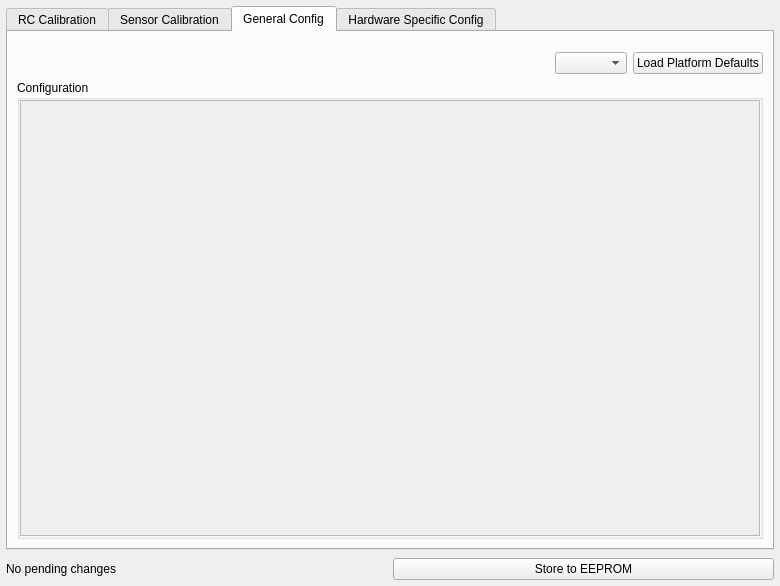
Above: src/ui/QGCVehicleConfig.ui from mavlink/qgroundcontrol before the change. Below: the same form after it.
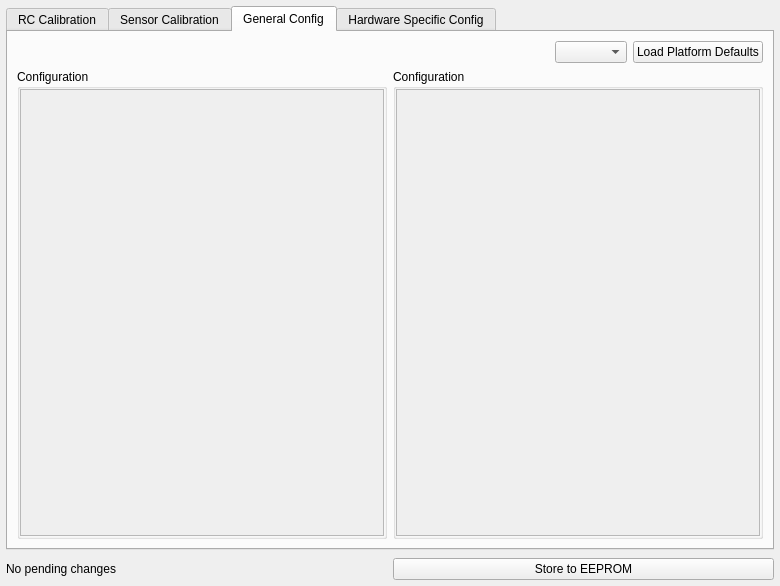
That is the form after the change. The open tabs and pages were chosen to show the change. Icons and pictures are not drawn.

Commit message: New ComboBox param configuration UI element, and qgw widgets for general APM configuration, battery and extra sensors

Patch:
```diff
--- a/src/ui/QGCVehicleConfig.ui
+++ b/src/ui/QGCVehicleConfig.ui
@@ -776,11 +776,10 @@
       <attribute name="title">
        <string>General Config</string>
       </attribute>
-      <layout class="QGridLayout" name="gridLayout_3" columnstretch="80,0,0">
-       <property name="topMargin">
-        <number>20</number>
-       </property>
-       <item row="0" column="0">
+      <layout class="QVBoxLayout" name="verticalLayout_6">
+       <item>
+        <layout class="QHBoxLayout" name="horizontalLayout_7">
+         <item>
         <spacer name="horizontalSpacer_8">
          <property name="orientation">
           <enum>Qt::Horizontal</enum>
@@ -793,17 +792,21 @@
          </property>
         </spacer>
        </item>
-       <item row="0" column="2">
-        <widget class="QPushButton" name="loadMultiRotorDefaultsButton">
-         <property name="text">
-          <string>Load Platform Defaults</string>
-         </property>
-        </widget>
-       </item>
-       <item row="0" column="1">
+         <item>
         <widget class="QComboBox" name="multiRotorComboBox"/>
        </item>
-       <item row="1" column="0" colspan="3">
+         <item>
+          <widget class="QPushButton" name="loadMultiRotorDefaultsButton">
+           <property name="text">
+            <string>Load Platform Defaults</string>
+           </property>
+          </widget>
+         </item>
+        </layout>
+       </item>
+       <item>
+        <layout class="QHBoxLayout" name="horizontalLayout_6">
+         <item>
         <widget class="QGroupBox" name="multiRotorControlAttitudeGroupBox">
          <property name="title">
           <string>Configuration</string>
@@ -822,8 +825,8 @@
               <rect>
                <x>0</x>
                <y>0</y>
-               <width>740</width>
-               <height>442</height>
+                 <width>364</width>
+                 <height>449</height>
               </rect>
              </property>
              <layout class="QHBoxLayout" name="horizontalLayout_4">
@@ -839,6 +842,45 @@
           </item>
          </layout>
         </widget>
+         </item>
+         <item>
+          <widget class="QGroupBox" name="multiRotorControlAttitudeGroupBox_2">
+           <property name="title">
+            <string>Configuration</string>
+           </property>
+           <layout class="QVBoxLayout" name="verticalLayout_5">
+            <property name="margin">
+             <number>0</number>
+            </property>
+            <item>
+             <widget class="QScrollArea" name="scrollArea_2">
+              <property name="widgetResizable">
+               <bool>true</bool>
+              </property>
+              <widget class="QWidget" name="scrollAreaWidgetContents_2">
+               <property name="geometry">
+                <rect>
+                 <x>0</x>
+                 <y>0</y>
+                 <width>364</width>
+                 <height>449</height>
+                </rect>
+               </property>
+               <layout class="QHBoxLayout" name="horizontalLayout_5">
+                <property name="margin">
+                 <number>0</number>
+                </property>
+                <item>
+                 <layout class="QVBoxLayout" name="rightGeneralLayout"/>
+                </item>
+               </layout>
+              </widget>
+             </widget>
+            </item>
+           </layout>
+          </widget>
+         </item>
+        </layout>
        </item>
       </layout>
      </widget>
```
Left out of the diff: 90 changed lines with no effect on the pictures. Lines whose indentation alone changed are shown as unchanged. The commit also changes 9 other files.
